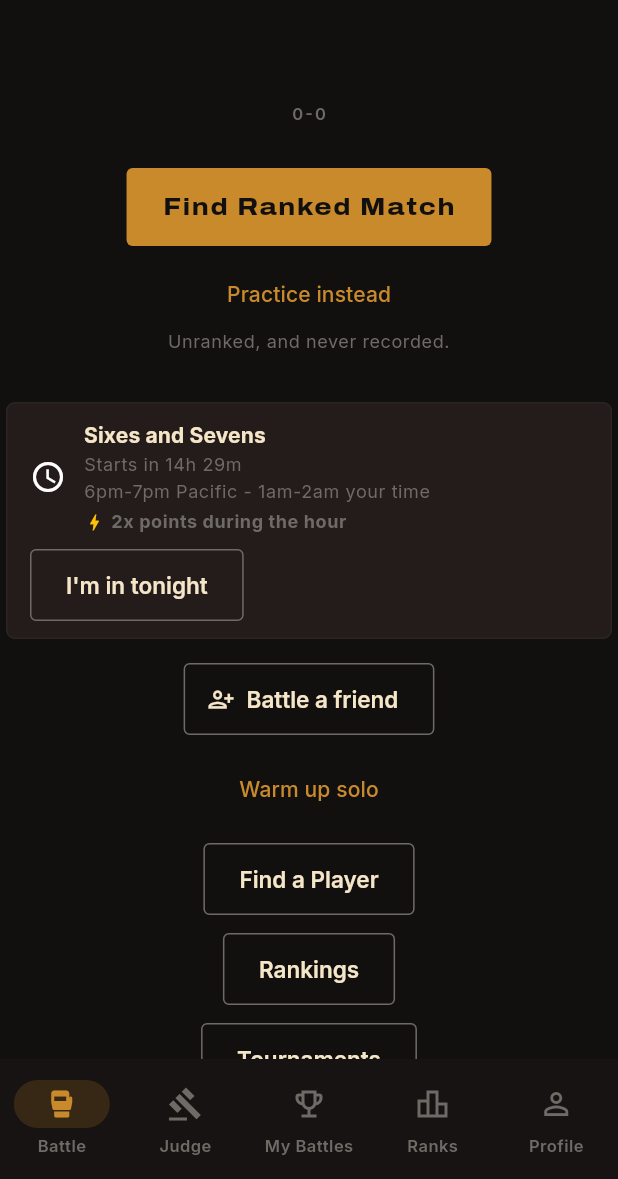
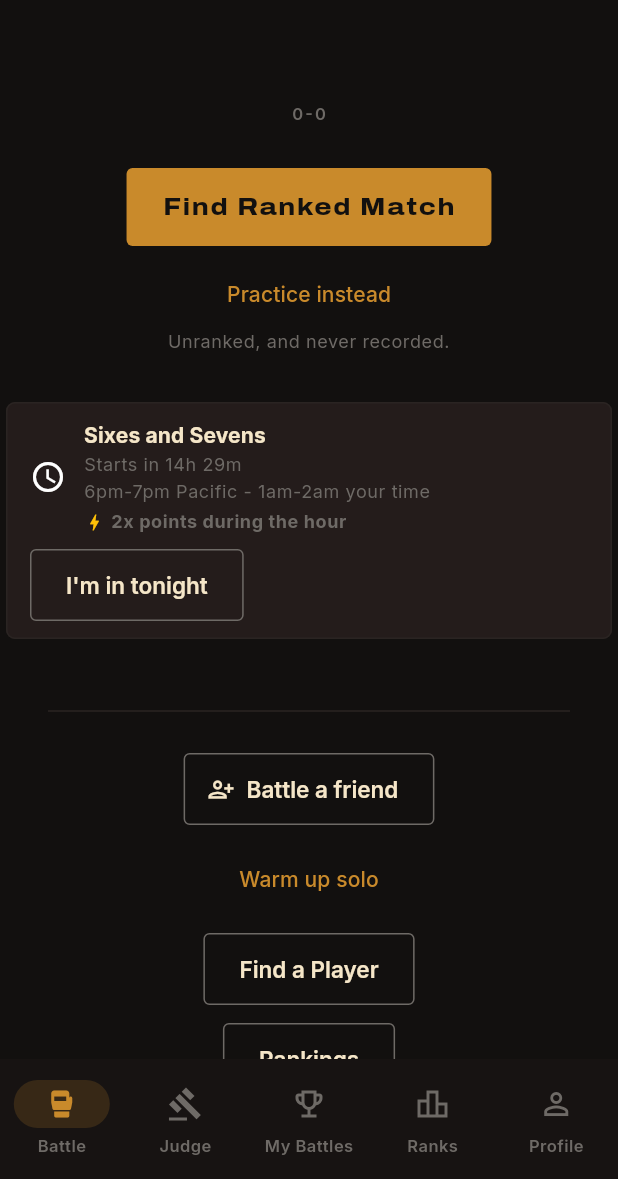
Before and after one commit to benm8700/the-bully-league, a Flutter app: the screen it shows once a user with an empty profile is signed in, on a phone screen of 412 x 824 dp, the part 57-1236 px from its top. Run offline on Flutter 3.47's test engine with Material 3 defaults, Android fonts, the phone set to English and light mode, and no system bars; our stand-ins replace cloud_firestore, cloud_functions, firebase_auth, firebase_core, firebase_messaging, firebase_storage and 4 more; missing offline and left inert: agora_rtc_engine, firebase_app_check; accounts and stored records are empty; network calls fail.

Commit message:
Group the day's business so a failed load cannot strand its neighbours
The window, the quests and the points progress are one thought - what is
on today - and each loads independently. When the quests failed, the
points block was left floating between a card and a button, belonging to
neither.

Tight spacing inside the group, a generous gap and a rule after it, so
whichever members render still read as a section.

Co-Authored-By: Claude Opus 5 <noreply@anthropic.com>

```diff
--- a/lib/screens/home/home_screen.dart
+++ b/lib/screens/home/home_screen.dart
@@ -179,10 +179,31 @@ class HomeScreen extends StatelessWidget {
                     // a clip are all context for battling - they were
                     // sitting above the battle button, so the app's one
                     // job was the sixth thing on the screen.
+                    // GROUPED BY PROXIMITY, deliberately. These three are
+                    // one thought - what is on today - and each can fail
+                    // to load independently: the window reads a config
+                    // document, the quests and the balance each read the
+                    // backend. When the quests went missing, the points
+                    // progress was left floating between a card and a
+                    // button, belonging to neither.
+                    //
+                    // Tight spacing inside the group and a generous gap
+                    // plus a rule after it means the survivors still read
+                    // as a section however many of them render.
                     const EventWindowBanner(),
+                    const SizedBox(height: 4),
                     const DailyQuests(),
+                    const SizedBox(height: 4),
                     if (uid != null) _PointsBalanceForUser(uid: uid),
-                    const SizedBox(height: 12),
+                    const SizedBox(height: 28),
+                    // Everything below is navigation rather than the
+                    // day's business, and the rule says so without a
+                    // heading nobody would read.
+                    const Padding(
+                      padding: EdgeInsets.symmetric(horizontal: 32),
+                      child: Divider(),
+                    ),
+                    const SizedBox(height: 20),
                     // Sits with the battle actions rather than under
                     // "Find a Player", because it IS a way to start a
                     // battle - and with a thin pool it is the most
```
